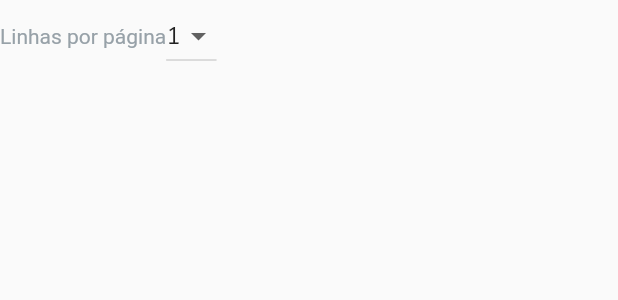
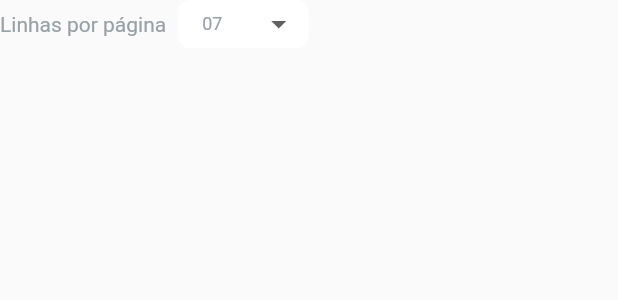
Before and after one commit to ThiagoAZBR/az_proof, a Flutter app: the FooterDropdown widget shown alone on an empty page, opened directly, on a phone screen of 412 x 824 dp. Shown: the top 300 px of the screen. Run offline on Flutter 3.47's test engine with Material 2 defaults, Android fonts, the phone set to English and light mode, and no system bars; our stand-ins replace dio, flutter_feather_icons, flutter_phosphor_icons, flutter_svg, fpdart, freezed_annotation and 3 more; accounts and stored records are empty; network calls fail; Roboto replaces fonts that are missing (NunitoSans).

Commit message:
:lipstick: ui: create dropdown

```diff
--- a/lib/app/modules/home/views/widgets/requests_table/footer_dropdown.dart
+++ b/lib/app/modules/home/views/widgets/requests_table/footer_dropdown.dart
@@ -12,38 +12,51 @@ class FooterDropdown extends StatefulWidget {
 }
 
 class _FooterDropdownState extends State<FooterDropdown> {
-  String _value = '1';
+  String _value = '07';
   @override
   Widget build(BuildContext context) {
-    return SizedBox(
-      child: Row(
+    return Row(
       children: <Widget>[
         Text(
           'Linhas por página',
           style: AppTextStyles.nunitoMedium(color: AppColors.grey),
         ),
+        const SizedBox(
+          width: 8,
+        ),
         Container(
+          width: 87,
+          height: 32,
+          decoration: BoxDecoration(
+            color: AppColors.white,
+            borderRadius: BorderRadius.circular(8),
+          ),
+          child: Padding(
+            padding: const EdgeInsets.only(
+              left: 16,
+              right: 8,
+            ),
             child: DropdownButton<String>(
-              items: [
-                DropdownMenuItem(
-                  child: Text('1'),
-                ),
-                DropdownMenuItem(
-                  child: Text('2'),
-                ),
-                DropdownMenuItem(
-                  child: Text('3'),
-                ),
-              ],
+              items: <String>['05', '06', '07', '08', '09', '10', '15', '20']
+                  .map<DropdownMenuItem<String>>((String value) {
+                return DropdownMenuItem<String>(
+                  value: value,
+                  child: Text(value),
+                );
+              }).toList(),
               onChanged: (item) {
                 setState(() {
                   _value = item!;
                 });
               },
+              value: _value,
+              isExpanded: true,
+              underline: Container(color: Colors.transparent),
+              style: AppTextStyles.nunitoSmall(color: AppColors.grey),
+            ),
           ),
         ),
       ],
-      ),
     );
   }
 }
--- a/lib/app/modules/home/views/widgets/requests_table/table_footer.dart
+++ b/lib/app/modules/home/views/widgets/requests_table/table_footer.dart
@@ -101,6 +101,7 @@ class _TableFooterState extends State<TableFooter> {
                   '1 de 10 páginas',
                   style: AppTextStyles.nunitoMedium(color: AppColors.grey),
                 ),
+                FooterDropdown(),
               ],
             ),
           )
```
Lines whose indentation alone changed are shown as unchanged.
